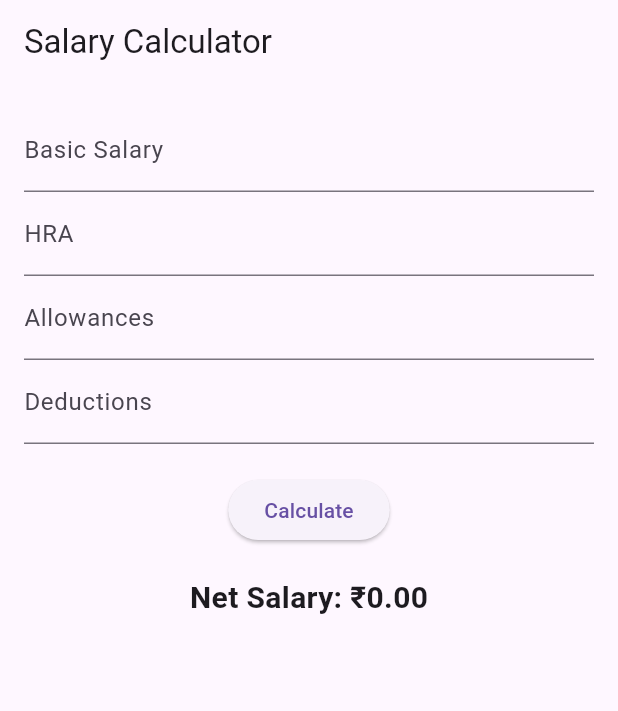
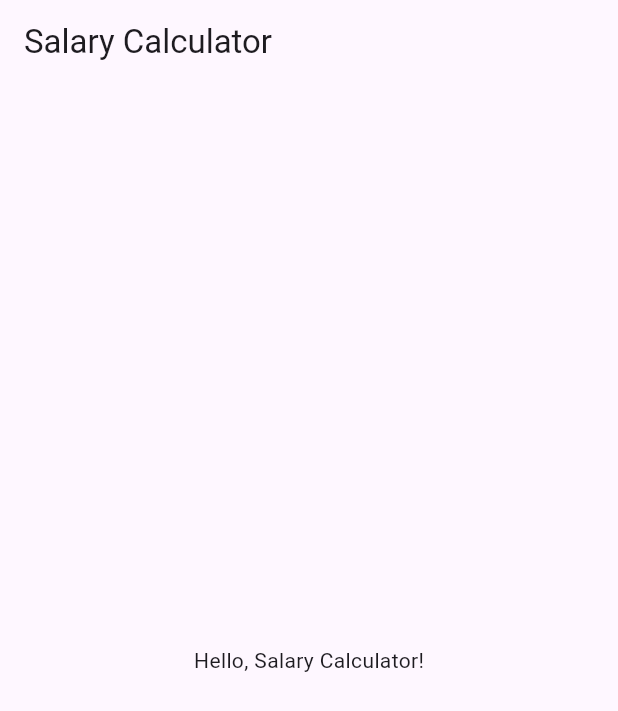
Before and after one commit to Simhadri07/FlutterApppWithAI, a Flutter app: the screen it shows after launch, on a phone screen of 412 x 824 dp. Shown: the top 711 px of the screen. Run offline on Flutter 3.47's test engine with Material 3 defaults, Android fonts, the phone set to English and light mode, and no system bars.

Commit message:
Update main.dart

```diff
--- a/lib/main.dart
+++ b/lib/main.dart
@@ -8,78 +8,22 @@ class SalaryCalculatorApp extends StatelessWidget {
   @override
   Widget build(BuildContext context) {
     return MaterialApp(
-      debugShowCheckedModeBanner: false,
       title: 'Salary Calculator',
-      theme: ThemeData(primarySwatch: Colors.blue),
-      home: SalaryCalculatorScreen(),
+      theme: ThemeData(
+        primarySwatch: Colors.blue,
+      ),
+      home: HomePage(),
     );
   }
 }
 
-class SalaryCalculatorScreen extends StatefulWidget {
-  @override
-  _SalaryCalculatorScreenState createState() => _SalaryCalculatorScreenState();
-}
-
-class _SalaryCalculatorScreenState extends State<SalaryCalculatorScreen> {
-  final TextEditingController basicSalaryController = TextEditingController();
-  final TextEditingController hraController = TextEditingController();
-  final TextEditingController allowancesController = TextEditingController();
-  final TextEditingController deductionsController = TextEditingController();
-
-  double netSalary = 0.0;
-
-  void calculateNetSalary() {
-    double basicSalary = double.tryParse(basicSalaryController.text) ?? 0.0;
-    double hra = double.tryParse(hraController.text) ?? 0.0;
-    double allowances = double.tryParse(allowancesController.text) ?? 0.0;
-    double deductions = double.tryParse(deductionsController.text) ?? 0.0;
-
-    setState(() {
-      netSalary = (basicSalary + hra + allowances) - deductions;
-    });
-  }
-
+class HomePage extends StatelessWidget {
   @override
   Widget build(BuildContext context) {
     return Scaffold(
-      appBar: AppBar(title: Text("Salary Calculator")),
-      body: Padding(
-        padding: EdgeInsets.all(16.0),
-        child: Column(
-          children: [
-            TextField(
-              controller: basicSalaryController,
-              keyboardType: TextInputType.number,
-              decoration: InputDecoration(labelText: "Basic Salary"),
-            ),
-            TextField(
-              controller: hraController,
-              keyboardType: TextInputType.number,
-              decoration: InputDecoration(labelText: "HRA"),
-            ),
-            TextField(
-              controller: allowancesController,
-              keyboardType: TextInputType.number,
-              decoration: InputDecoration(labelText: "Allowances"),
-            ),
-            TextField(
-              controller: deductionsController,
-              keyboardType: TextInputType.number,
-              decoration: InputDecoration(labelText: "Deductions"),
-            ),
-            SizedBox(height: 20),
-            ElevatedButton(
-              onPressed: calculateNetSalary,
-              child: Text("Calculate"),
-            ),
-            SizedBox(height: 20),
-            Text(
-              "Net Salary: ₹${netSalary.toStringAsFixed(2)}",
-              style: TextStyle(fontSize: 20, fontWeight: FontWeight.bold),
-            ),
-          ],
-        ),
+      appBar: AppBar(title: Text('Salary Calculator')),
+      body: Center(
+        child: Text('Hello, Salary Calculator!'),
       ),
     );
   }
```
